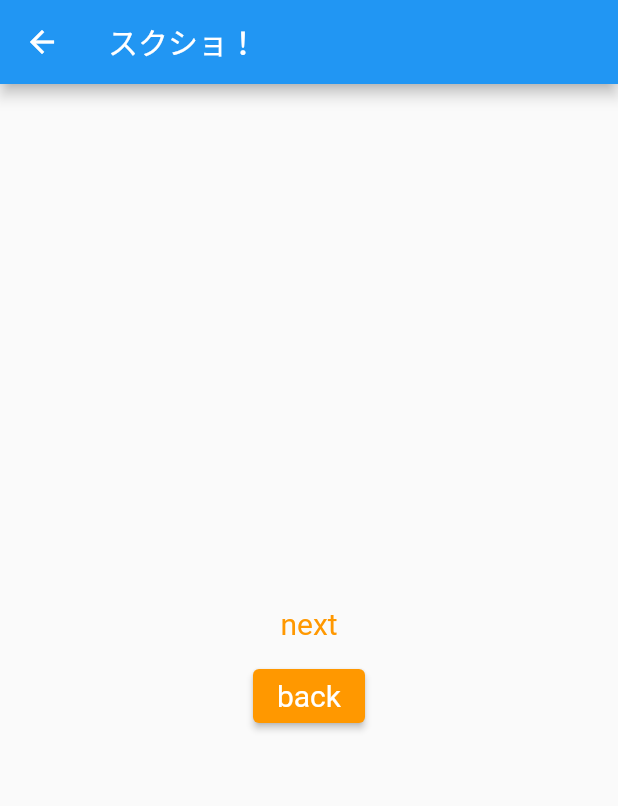
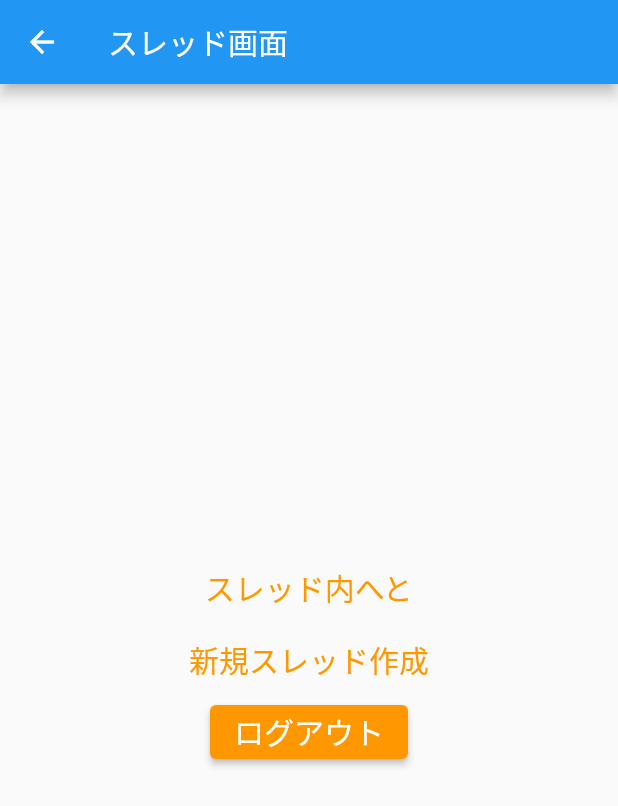
Before and after one commit to mofunemu/benesse_mofunemu, a Flutter app: the NextPage screen opened directly, on a phone screen of 412 x 824 dp. Shown: the top 806 px of the screen. Run offline on Flutter 3.47's test engine with Material 2 defaults, Android fonts, the phone set to English and light mode, and no system bars.

Commit message:
画面遷移複数ページ改善版

```diff
--- a/lib/nextnextpage.dart
+++ b/lib/create_thread.dart
@@ -1,17 +1,17 @@
 import 'package:flutter/material.dart';
 
-class NextNextPage extends StatelessWidget {
+class CreateThreadPage extends StatelessWidget {
   @override
   Widget build(BuildContext context) {
     return Scaffold(
       appBar: AppBar(
         title: Text(
-          'スクショ！',
+          '新規スレッド作成',
         ),
       ),
       body: Center(
         child: RaisedButton(
-          child: Text('今は3ページ目,戻るのみ'),
+          child: Text('スレッド一覧へ戻る'),
           onPressed: () {
 // -*--*--*--*--*- Navigator -*--*--*--*--*-
             Navigator.pop(context);
--- a/lib/main.dart
+++ b/lib/main.dart
@@ -1,5 +1,5 @@
 import 'package:flutter/material.dart';
-import 'next_page.dart';
+import 'thread_all.dart';
 
 void main() {
   runApp(MyApp());
@@ -25,7 +25,7 @@ class _MyHomePageState extends State<MyHomePage> {
     return Scaffold(
       appBar: AppBar(
         title: Text(
-          'スクショ！',
+          'ログイン画面',
         ),
       ),
       body: Center(
--- a/lib/next_page.dart
+++ b/lib/thread_all.dart
@@ -1,5 +1,6 @@
 import 'package:flutter/material.dart';
-import 'nextnextpage.dart';
+import 'in_thread.dart';
+import 'create_thread.dart';
 
 class NextPage extends StatelessWidget {
   @override
@@ -7,7 +8,7 @@ class NextPage extends StatelessWidget {
     return Scaffold(
       appBar: AppBar(
         title: Text(
-          'スクショ！',
+          'スレッド画面',
         ),
       ),
       body: Center(
@@ -17,9 +18,24 @@ class NextPage extends StatelessWidget {
             TextButton(
               onPressed: () {
                 Navigator.push(context,
-                    MaterialPageRoute(builder: (context) => NextNextPage()));
+                    MaterialPageRoute(builder: (context) => InThreadPage()));
               },
-              child: Text('next'),
+              child: Text('スレッド内へと'),
+              style: TextButton.styleFrom(
+                primary: Colors.orange,
+                textStyle: TextStyle(
+                  fontSize: 20,
+                ),
+              ),
+            ),
+            TextButton(
+              onPressed: () {
+                Navigator.push(
+                    context,
+                    MaterialPageRoute(
+                        builder: (context) => CreateThreadPage()));
+              },
+              child: Text('新規スレッド作成'),
               style: TextButton.styleFrom(
                 primary: Colors.orange,
                 textStyle: TextStyle(
@@ -31,7 +47,7 @@ class NextPage extends StatelessWidget {
               onPressed: () {
                 Navigator.pop(context);
               },
-              child: Text('back'),
+              child: Text('ログアウト'),
               style: ElevatedButton.styleFrom(
                 primary: Colors.orange,
                 textStyle: TextStyle(
```
Also changed, not shown: lib/in_thread.dart (added, +24 -0 lines).
